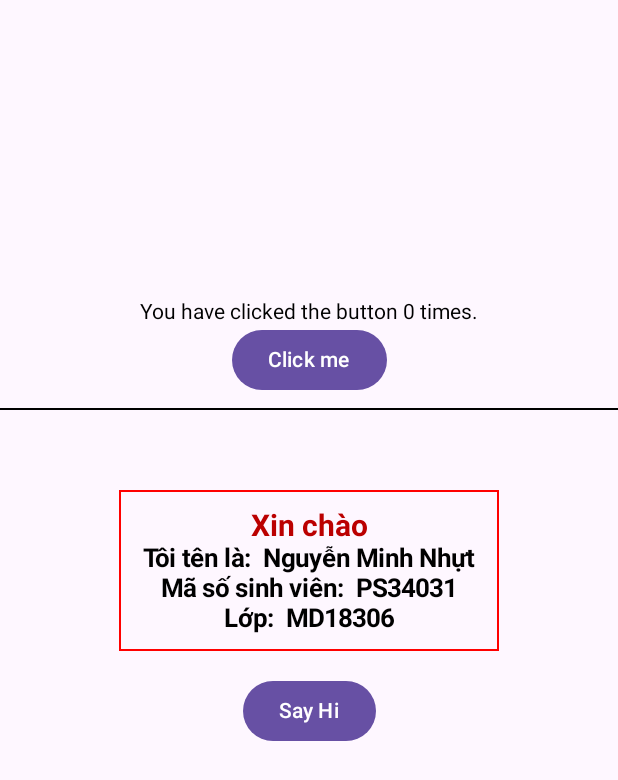
After one commit to minhnhut2306/PS34031_Lab, an Android app built with Jetpack Compose: the Lab3 screen opened directly, with no data from a screen before it, on a phone screen of 412 x 824 dp. The commit adds this screen. Shown: the top 780 px of the screen. Run offline under Robolectric (Android 15) with nearby library versions, the phone set to English and light mode, and no system bars.

Commit message:
donelab3

```diff
--- /dev/null
+++ b/app/src/main/java/com/example/ps34031_lab/Colors.kt
@@ -0,0 +1,12 @@
+package com.example.ps34031_lab
+
+import androidx.compose.ui.graphics.Color
+object Colors {
+    val Purple80 = Color(0xFFD0BCFF)
+    val PurpleGrey80 = Color(0xFFCCC2DC)
+    val Pink80 = Color(0xFFEFB8C8)
+    val Purple40 = Color(0xFF6650a4)
+    val PurpleGrey40 = Color(0xFF625b71)
+    val Pink40 = Color(0xFF7D5260)
+    val Crimson = Color(0xFFBB0000)
+}
--- /dev/null
+++ b/app/src/main/java/com/example/ps34031_lab/Lab/Lab3/Lab3.kt
@@ -0,0 +1,153 @@
+package com.example.ps34031_lab.Lab.Lab3
+
+import android.os.Bundle
+import android.widget.TextView
+import androidx.activity.ComponentActivity
+import androidx.activity.compose.setContent
+import androidx.activity.enableEdgeToEdge
+import androidx.compose.foundation.border
+import androidx.compose.foundation.layout.Arrangement
+import androidx.compose.foundation.layout.Box
+import androidx.compose.foundation.layout.Column
+import androidx.compose.foundation.layout.Spacer
+import androidx.compose.foundation.layout.fillMaxHeight
+import androidx.compose.foundation.layout.fillMaxSize
+import androidx.compose.foundation.layout.fillMaxWidth
+import androidx.compose.foundation.layout.height
+import androidx.compose.foundation.layout.padding
+import androidx.compose.material3.Button
+import androidx.compose.material3.Text
+import androidx.compose.runtime.getValue
+import androidx.compose.runtime.mutableStateOf
+import androidx.compose.runtime.setValue
+import androidx.compose.runtime.remember
+import androidx.compose.runtime.Composable
+import androidx.compose.runtime.mutableIntStateOf
+import androidx.compose.runtime.saveable.rememberSaveable
+
+import androidx.compose.ui.Alignment
+import androidx.compose.ui.Modifier
+import androidx.compose.ui.graphics.Color
+import androidx.compose.ui.text.font.FontWeight
+import androidx.compose.ui.text.style.TextAlign
+import androidx.compose.ui.tooling.preview.Preview
+import androidx.compose.ui.unit.dp
+import androidx.compose.ui.unit.sp
+import com.example.ps34031_lab.Colors
+
+class Lab3 : ComponentActivity() {
+    override fun onCreate(savedInstanceState: Bundle?) {
+        super.onCreate(savedInstanceState)
+        enableEdgeToEdge()
+        setContent {
+
+            GreetingContent();
+            CounterCard()
+
+        }
+    }
+}
+@Composable
+fun GreetingContent() {
+    var greetingText by remember { mutableStateOf("Xin chào") }
+    var tentext by remember { mutableStateOf("Tôi tên là: ") }
+    var massvtext by remember { mutableStateOf("Mã số sinh viên: ") }
+    var loptext by remember { mutableStateOf("Lớp: ") }
+    Column(
+        modifier = Modifier.fillMaxSize(),
+        verticalArrangement = Arrangement.Center,
+        horizontalAlignment = Alignment.CenterHorizontally
+    ) {
+        MessageCard(
+            name = "Nguyễn Minh Nhựt",
+            studentcode = "PS34031",
+            Class = "MD18306",
+            greetingText = greetingText,
+            tentext = tentext,
+            massvtext = massvtext,
+            loptext = loptext
+        )
+
+        Button(
+            onClick = { greetingText = "Hi!";tentext = "My name is: ";massvtext="Student Code: ";loptext="Class: " },
+            modifier = Modifier.padding(top = 16.dp)
+        ) {
+            Text(text = "Say Hi")
+        }
+    }
+}
+
+
+@Composable
+fun MessageCard(name: String,  studentcode: String, Class: String, greetingText: String,tentext: String,massvtext:String,loptext:String) {
+    Column(
+        modifier = Modifier.fillMaxWidth(),
+        verticalArrangement = Arrangement.Center,
+        horizontalAlignment = Alignment.CenterHorizontally
+    ) {
+        Box(
+            modifier = Modifier
+                .border(1.dp, Color.Red)
+        ) {
+            Column(
+                modifier = Modifier
+                    .padding(vertical = 12.dp, horizontal = 16.dp),
+                verticalArrangement = Arrangement.Center,
+                horizontalAlignment = Alignment.CenterHorizontally
+            )
+            {
+                Text(
+                    text = greetingText,
+                    color = Colors.Crimson,
+                    fontSize = 20.sp,
+                    fontWeight = FontWeight.Bold,
+                )
+                Text(
+                    text = "$tentext $name",
+                    color = Color.Black,
+                    fontSize = 17.sp,
+                    fontWeight = FontWeight.Bold,
+                )
+                Text(
+                    text = "$massvtext $studentcode",
+                    color = Color.Black,
+                    fontSize = 17.sp,
+                    fontWeight = FontWeight.Bold,
+                )
+                Text(
+                    text = "$loptext $Class",
+                    color = Color.Black,
+                    fontSize = 17.sp,
+                    fontWeight = FontWeight.Bold,
+                )
+            }
+        }
+    }
+}
+@Composable
+fun CounterCard() {
+    var count by remember { mutableStateOf(0) }
+
+    Column(
+        modifier = Modifier
+            .fillMaxWidth()
+            .padding(vertical = 200.dp),
+        verticalArrangement = Arrangement.Center,
+        horizontalAlignment = Alignment.CenterHorizontally
+    ) {
+        Text("You have clicked the button $count times.")
+
+        Button(onClick = { count++ }) {
+            Text("Click me")
+        }
+
+        Column(modifier = Modifier.padding(vertical = 8.dp)) {
+            Spacer(
+                modifier = Modifier
+                    .height(1.dp)
+                    .fillMaxWidth()
+                    .border(width = 1.dp, color = Color.Black)
+            )
+        }
+    }
+}
--- /dev/null
+++ b/app/src/main/res/drawable/border.xml
@@ -0,0 +1,4 @@
+<?xml version="1.0" encoding="utf-8"?>
+<shape xmlns:android="http://schemas.android.com/apk/res/android">
+    <stroke android:width="1dp" android:color="@color/black"/>
+</shape>
--- a/app/src/main/res/values/strings.xml
+++ b/app/src/main/res/values/strings.xml
@@ -42,4 +42,5 @@
         libero vel nunc consequat, quis tincidunt nisl eleifend. Cras bibendum enim a justo luctus
         vestibulum. Fusce dictum libero quis erat maximus, vitae volutpat diam dignissim.
     </string>
+    <string name="title_activity_lab3">Lab3</string>
 </resources>
--- a/app/src/main/res/values/themes.xml
+++ b/app/src/main/res/values/themes.xml
@@ -2,7 +2,7 @@
 <resources>
 
     <style name="Theme.PS34031_Lab" parent="android:Theme.Material.Light.NoActionBar" />
-  <!-- Base application theme. -->
+    <!-- Base application theme. -->
     <style name="Base.Theme.PS34031_Lab" parent="Theme.Material3.DayNight.NoActionBar">
         <!-- Customize your light theme here. -->
         <!-- <item name="colorPrimary">@color/my_light_primary</item> -->
```
Also changed, not shown: app/src/main/AndroidManifest.xml (+6 -5 lines), app/src/main/java/com/example/ps34031_lab/MainActivity.kt (+2 -9 lines), app/src/main/java/com/example/ps34031_lab/ui/theme/Color.kt (deleted, +0 -11 lines), app/src/main/java/com/example/ps34031_lab/ui/theme/Theme.kt (deleted, +0 -58 lines), app/src/main/java/com/example/ps34031_lab/ui/theme/Type.kt (deleted, +0 -34 lines).
